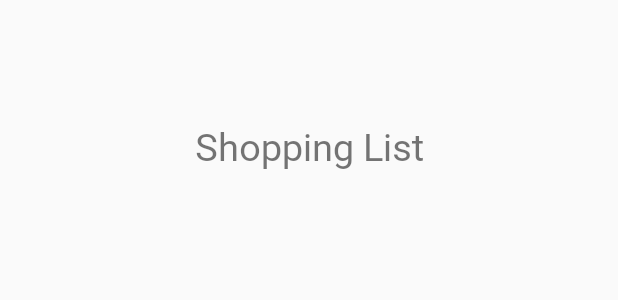
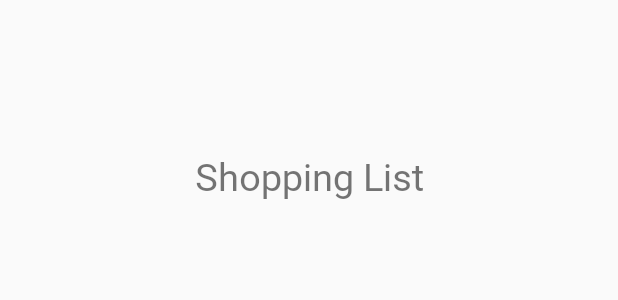
Before and after one commit to JakeBriscoe/MyPantryApp, an Android app: the layout fragment_shopping_list.xml on its own in the app's theme, with its tools: preview values and no code run, on a phone screen of 412 x 824 dp. Shown: the top 300 px of the screen. Run offline under Robolectric (Android 15) with nearby library versions, the phone set to English and light mode, and no system bars.

Commit message:
Slight redesign of shopping list and pantry so name doesn't overlap

```diff
--- a/app/src/main/java/com/example/mypantryapp/HomeFragment.java
+++ b/app/src/main/java/com/example/mypantryapp/HomeFragment.java
@@ -132,8 +132,7 @@ public class HomeFragment extends Fragment {
                                                     String diet = "";
 
                                                     if (!ingredients.equals("")) {
-                                                        checkIngredients.setIngredients(ingredients);
-                                                        diet = checkIngredients.checkIngredients();
+                                                        diet = checkIngredients.checkIngredients(ingredients);
                                                         if (diet.equals("No dietary warnings")) {
                                                             // Then diet is compatible
                                                             dietTitle = "Compatible with your dietary preferences!";
--- a/app/src/main/res/layout/fragment_shopping_list.xml
+++ b/app/src/main/res/layout/fragment_shopping_list.xml
@@ -9,7 +9,8 @@
     <TextView
         android:layout_width="match_parent"
         android:layout_height="wrap_content"
-        android:layout_marginTop="80dp"
+        android:layout_marginTop="100dp"
+        android:layout_marginBottom="20dp"
         android:fontFamily="@font/prata"
         android:text="Shopping List"
         android:textAlignment="center"
@@ -17,15 +18,9 @@
 
     <LinearLayout
         android:id="@+id/linearLayout"
-        android:layout_width="368dp"
+        android:layout_width="match_parent"
         android:layout_height="650dp"
-        android:orientation="vertical"
-        app:layout_constraintBottom_toBottomOf="parent"
-        app:layout_constraintEnd_toEndOf="parent"
-        app:layout_constraintHorizontal_bias="0.488"
-        app:layout_constraintStart_toStartOf="parent"
-        app:layout_constraintTop_toTopOf="parent"
-        app:layout_constraintVertical_bias="0.877">
+        android:orientation="vertical">
 
         <RelativeLayout
             android:layout_width="match_parent"
@@ -33,10 +28,10 @@
 
             <androidx.recyclerview.widget.RecyclerView
                 android:id="@+id/recyclerViewCheckItems"
-                android:layout_width="358dp"
+                android:layout_width="match_parent"
                 android:layout_height="match_parent"
-                android:layout_marginLeft="10dp"
-                android:layout_marginRight="10dp"
+                android:layout_marginLeft="15dp"
+                android:layout_marginRight="15dp"
                 android:overScrollMode="never"
                 android:scrollbars="vertical" />
 
--- a/app/src/main/res/layout/pantry_item.xml
+++ b/app/src/main/res/layout/pantry_item.xml
@@ -22,7 +22,10 @@
             android:id="@+id/pantryItems_productName"
             android:layout_width="wrap_content"
             android:layout_height="wrap_content"
+            android:layout_alignParentStart="true"
+            android:layout_alignParentEnd="true"
             android:layout_marginStart="8dp"
+            android:layout_marginEnd="100dp"
             android:layout_marginBottom="5dp"
             android:fontFamily="@font/lato"
             android:text="Product Name"
```
Also changed, not shown: app/src/main/res/layout/example_checkitemlist.xml (+7 -3 lines).
